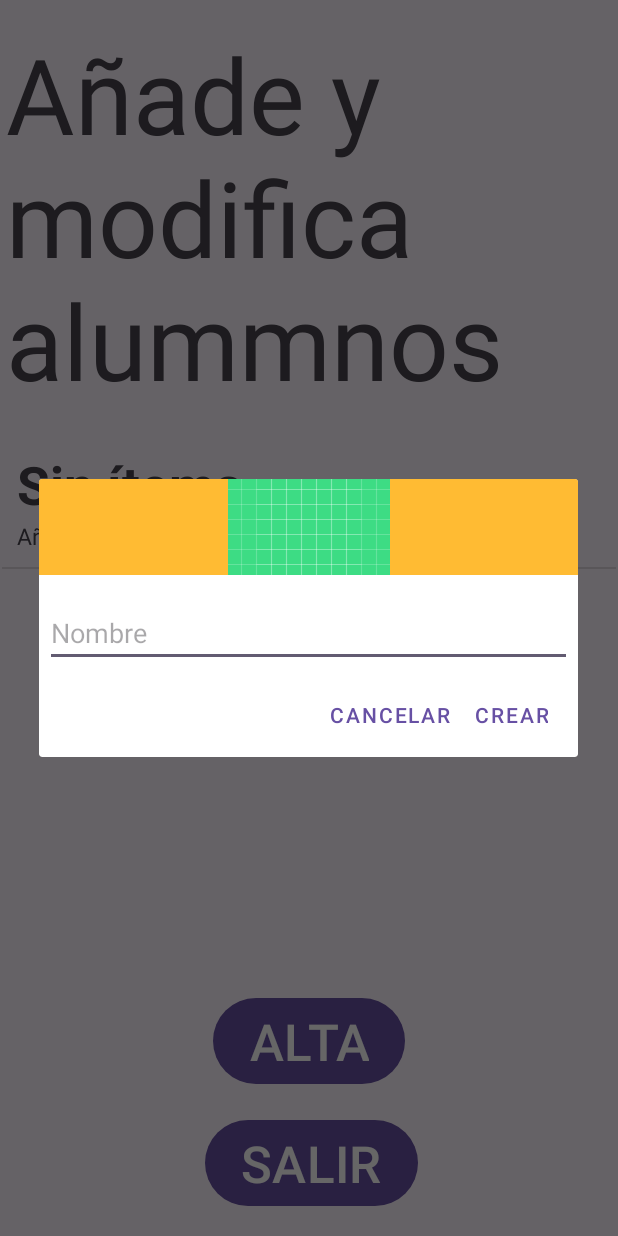
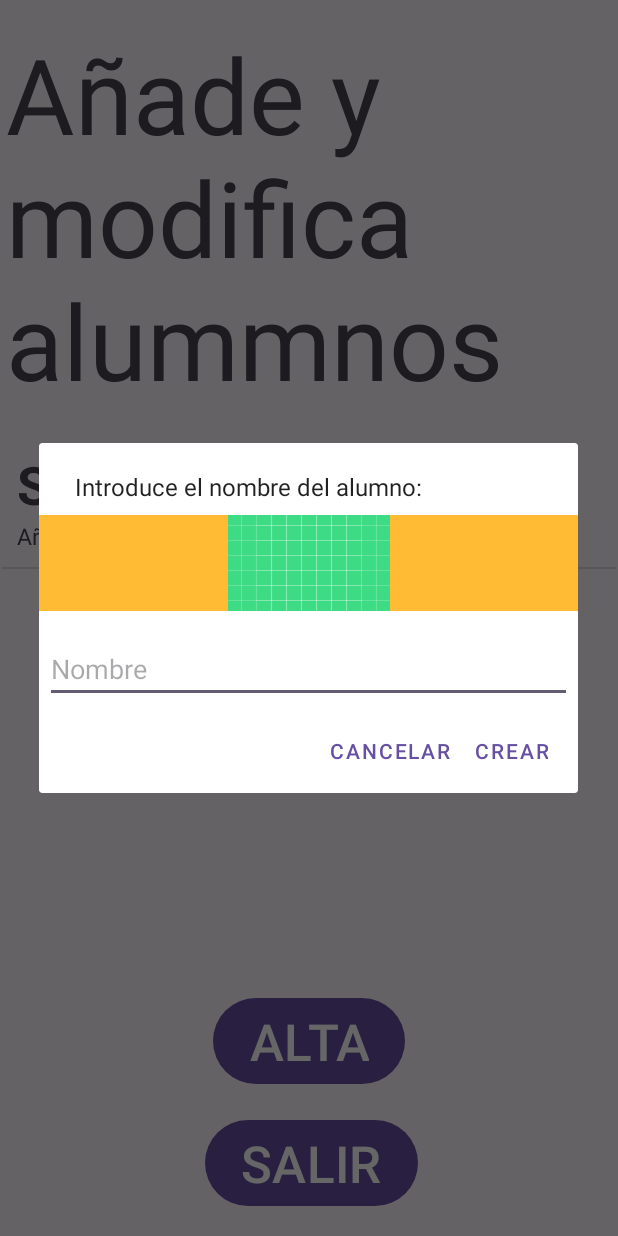
Before and after one commit to calenorpobil/ListView_AddModify-Android-Studio-, an Android app: the screen it shows after launch (MainActivity), after a tap on "ALTA", on a phone screen of 412 x 824 dp. Run offline under Robolectric (Android 15) with nearby library versions, the phone set to English and light mode, and no system bars.

```diff
--- a/app/src/main/java/com/merlita/listview_addmodify/MainActivity.java
+++ b/app/src/main/java/com/merlita/listview_addmodify/MainActivity.java
@@ -29,19 +29,19 @@ import androidx.core.view.WindowInsetsCompat;
 
 import org.w3c.dom.Text;
 
+import java.util.ArrayList;
+
 
 public class MainActivity extends AppCompatActivity
-{
+        implements FragmentoPersonalizado.MensajeItem {
     TextView tv;
     ListView lv;
     AdaptadorTitulares adaptadorTitulares;
     Button btAlta, btSalir;
 
 
-    private final Titular[] datos =
-            new Titular[]{
-                    new Titular("Sin ítems", "Añade un ítem desde el menú")};
-
+    private final ArrayList<Titular> datos =
+            new ArrayList<>();
 
     @Override
     protected void onCreate(Bundle savedInstanceState) {
@@ -49,8 +49,10 @@ public class MainActivity extends AppCompatActivity
         EdgeToEdge.enable(this);
         setContentView(R.layout.activity_main);
 
+        datos.add(new Titular("Sin ítems", "Añade un ítem desde el menú"));
+
         lv = findViewById(R.id.listView);
-        adaptadorTitulares = new AdaptadorTitulares(this, datos);
+        tv = findViewById(R.id.tvTituloMain);
         btAlta = findViewById(R.id.btAlta);
         btSalir = findViewById(R.id.btSalir);
 
@@ -76,13 +78,18 @@ public class MainActivity extends AppCompatActivity
                 FragmentoPersonalizado f2b = new FragmentoPersonalizado();
                 Bundle bundle = new Bundle();
                 bundle.putString("mensajeInput", "Introduce el nombre del alumno: ");
+                f2b.setArguments(bundle);
                 f2b.show(getSupportFragmentManager(),"xxx");
             }
         });
 
+        hacerLista();
+        registerForContextMenu(lv);
+    }
 
+    private void hacerLista() {
+        adaptadorTitulares = new AdaptadorTitulares(this, datos);
         lv.setAdapter(adaptadorTitulares);
-        registerForContextMenu(lv);
     }
 
     @Override
@@ -94,8 +101,6 @@ public class MainActivity extends AppCompatActivity
                 (AdapterView.AdapterContextMenuInfo) menuInfo;
         menu.setHeaderTitle(lv.getAdapter().getItem(informacionItem.position).toString());
         inflador.inflate(R.menu.menu_contextual, menu);
-
-
     }
 
     @Override
@@ -118,9 +123,15 @@ public class MainActivity extends AppCompatActivity
         }
     }
 
+    @Override
+    public void mensajeItem(String mensaje) {
+        datos.add(new Titular(mensaje, mensaje));
+        hacerLista();
+    }
+
     class AdaptadorTitulares extends ArrayAdapter<Titular> {
-        Titular[] datos;
-        public AdaptadorTitulares(Context context, Titular[] datos) {
+        ArrayList<Titular> datos;
+        public AdaptadorTitulares(Context context, ArrayList<Titular> datos) {
             super(context, R.layout.layout, datos);
             this.datos = datos;
         }
@@ -140,8 +151,8 @@ public class MainActivity extends AppCompatActivity
                 contenedor = (ViewHolder)item.getTag();
             }
 
-            contenedor.title.setText(datos[position].getTitle());
-            contenedor.subtitle.setText(datos[position].getSubtitle());
+            contenedor.title.setText(datos.get(position).getTitle());
+            contenedor.subtitle.setText(datos.get(position).getSubtitle());
 
             return(item);
         }
```
